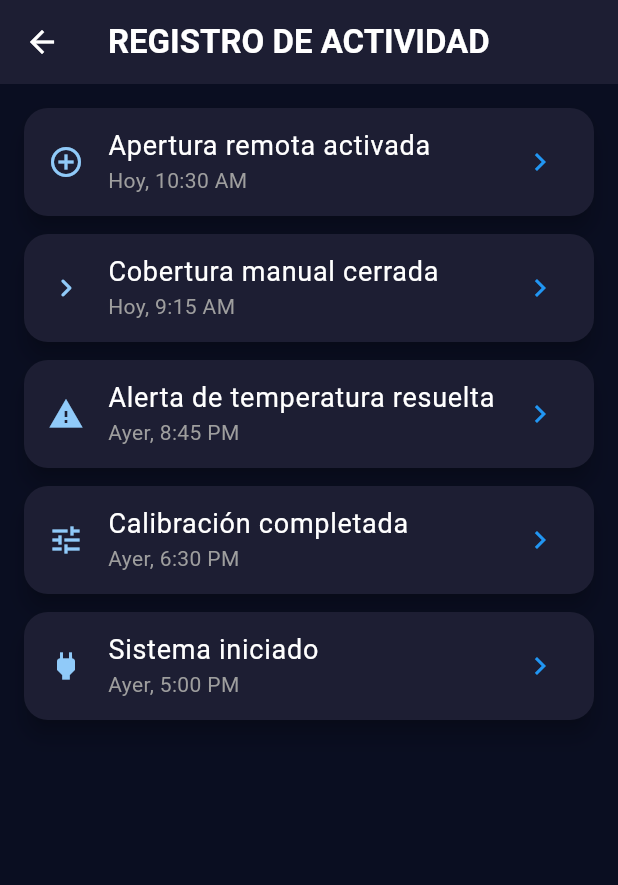
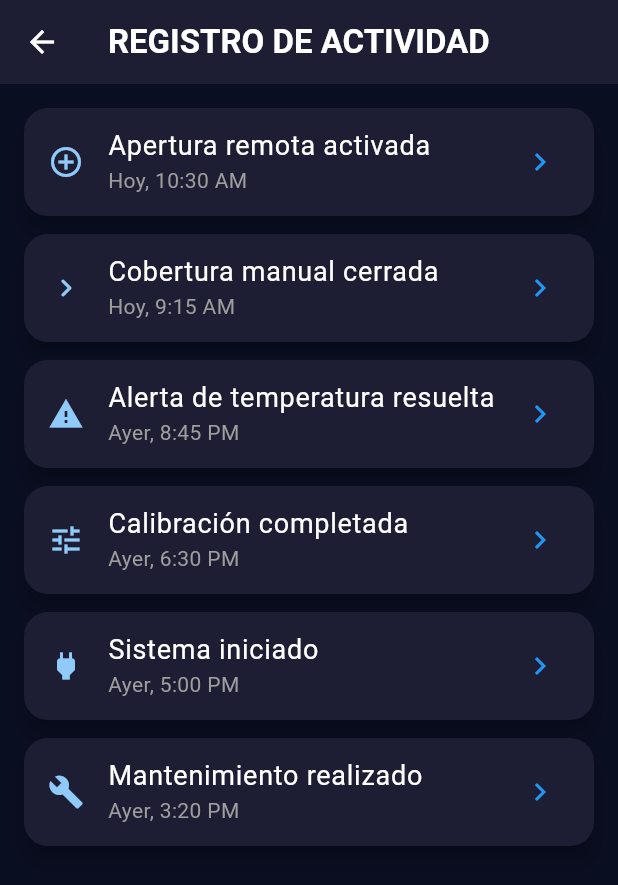
Before and after one commit to pruebasV/proyectoArduino, a Flutter app: the ActivityLogScreen screen opened directly, on a phone screen of 412 x 824 dp. Shown: the top 885 px of the screen. Run offline on Flutter 3.47's test engine with Material 3 defaults, Android fonts, the phone set to English and light mode, and no system bars; our stand-ins replace flutter_svg; project files that could hold a hidden picture were left out.

Commit message:
Cambio del archivo remote_opening_screen para mostrar bien el conteo de modulos activos y además se cambio un ícono

```diff
--- a/lib/screens/activity_log_screen.dart
+++ b/lib/screens/activity_log_screen.dart
@@ -25,6 +25,7 @@ class ActivityLogScreen extends StatelessWidget {
             _buildLogEntry('Alerta de temperatura resuelta', 'Ayer, 8:45 PM', Icons.warning),
             _buildLogEntry('Calibración completada', 'Ayer, 6:30 PM', Icons.tune),
             _buildLogEntry('Sistema iniciado', 'Ayer, 5:00 PM', Icons.power),
+            _buildLogEntry('Mantenimiento realizado', 'Ayer, 3:20 PM', Icons.build),
           ],
         ),
       ),
--- a/lib/screens/remote_opening_screen.dart
+++ b/lib/screens/remote_opening_screen.dart
@@ -128,10 +128,10 @@ class _RemoteOpeningScreenState extends State<RemoteOpeningScreen> {
                     style: TextStyle(fontSize: 18, color: Colors.white),
                   ),
                   Text(
-                    '$activeCount de 6 sistemas activos',
+                    '$activeCount de 4 sistemas activos',
                     style: TextStyle(
                       fontSize: 16,
-                      color: activeCount > 3 ? Colors.green : Colors.amber,
+                      color: activeCount > 2 ? Colors.green : Colors.amber,
                     ),
                   ),
                 ],
```
